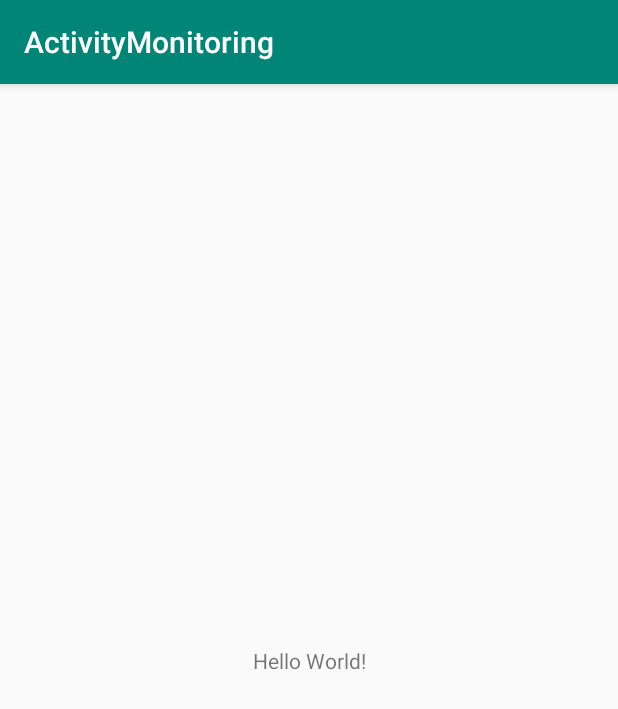
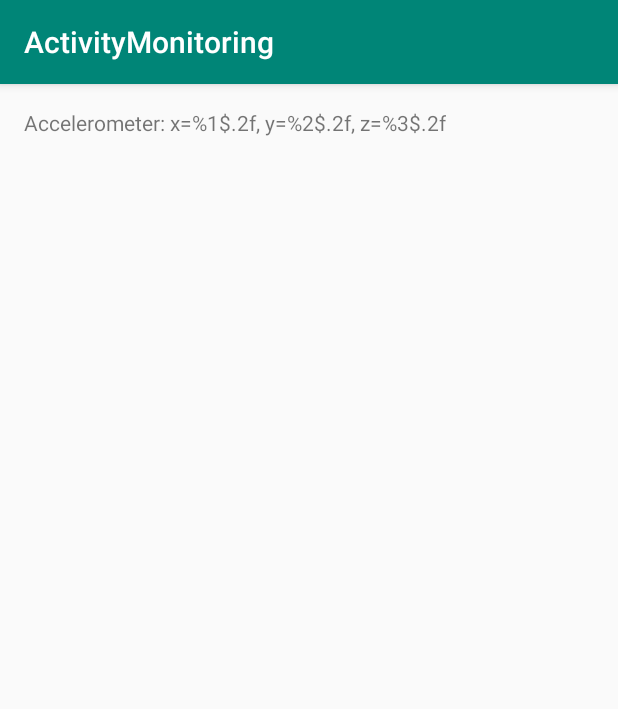
Before and after one commit to oli415/MCLabSS19, an Android app: the screen it shows after launch (MainActivity), on a phone screen of 412 x 824 dp. Shown: the top 709 px of the screen. Run offline under Robolectric (Android 15) with nearby library versions, the light colour scheme and no system bars.

Commit message:
added basic accelerometer sensor reading

```diff
--- a/app/src/main/java/com/example/activitymonitoring/MainActivity.java
+++ b/app/src/main/java/com/example/activitymonitoring/MainActivity.java
@@ -1,13 +1,91 @@
 package com.example.activitymonitoring;
 
+import android.content.Context;
+import android.hardware.Sensor;
+import android.hardware.SensorEvent;
+import android.hardware.SensorEventListener;
+import android.hardware.SensorManager;
 import android.support.v7.app.AppCompatActivity;
 import android.os.Bundle;
+import android.widget.TextView;
 
-public class MainActivity extends AppCompatActivity {
+import java.util.List;
+
+public class MainActivity
+    extends AppCompatActivity implements SensorEventListener {
+
+
+    private SensorManager mSensorManager;
+
+
+    private Sensor mAccelerometer;
+
+    // TextViews to display current sensor values
+    private TextView mTextSensorAccelerometer;
+
 
     @Override
     protected void onCreate(Bundle savedInstanceState) {
         super.onCreate(savedInstanceState);
         setContentView(R.layout.activity_main);
+
+        mSensorManager = (SensorManager) getSystemService(Context.SENSOR_SERVICE);
+
+        mTextSensorAccelerometer = (TextView) findViewById(R.id.label_acceleromter);
+
+        // assign sensor instances
+        mAccelerometer = mSensorManager.getDefaultSensor(Sensor.TYPE_ACCELEROMETER);
+
+        // Get the error message from string resources.
+        String sensor_error = getResources().getString(R.string.error_no_sensor);
+
+        // If either mSensorLight or mSensorProximity are null, those sensors
+        // are not available in the device.  Set the text to the error message
+        if (mTextSensorAccelerometer == null) {
+            mTextSensorAccelerometer.setText(sensor_error);
+        }
+
+    }
+
+
+    @Override
+    protected void onStart() {
+        super.onStart();
+
+        if (mAccelerometer != null) {
+            mSensorManager.registerListener(this, mAccelerometer,
+                    SensorManager.SENSOR_DELAY_NORMAL);
+        }
+    }
+
+    @Override
+    protected void onStop() {
+        super.onStop();
+        mSensorManager.unregisterListener(this);
+    }
+
+    @Override
+    public void onSensorChanged(SensorEvent sensorEvent) {
+        int sensorType;
+        sensorType = sensorEvent.sensor.getType();
+        double x, y, z;
+
+        switch (sensorType) {
+            case Sensor.TYPE_ACCELEROMETER:
+                x = sensorEvent.values[0];
+                y = sensorEvent.values[1];
+                z = sensorEvent.values[2];
+                mTextSensorAccelerometer.setText(getResources().getString(
+                    R.string.label_accelerometer, x, y, z));
+
+            default:
+                // do nothing
+}
+
+    }
+
+    @Override
+    public void onAccuracyChanged(Sensor sensor, int i) {
+
     }
 }
--- a/app/src/main/res/layout/activity_main.xml
+++ b/app/src/main/res/layout/activity_main.xml
@@ -1,18 +1,19 @@
 <?xml version="1.0" encoding="utf-8"?>
-<android.support.constraint.ConstraintLayout xmlns:android="http://schemas.android.com/apk/res/android"
+<android.support.constraint.ConstraintLayout
+    xmlns:android="http://schemas.android.com/apk/res/android"
     xmlns:app="http://schemas.android.com/apk/res-auto"
     xmlns:tools="http://schemas.android.com/tools"
     android:layout_width="match_parent"
     android:layout_height="match_parent"
+    android:layout_margin="16dp"
     tools:context=".MainActivity">
 
+
     <TextView
+        android:id="@+id/label_acceleromter"
         android:layout_width="wrap_content"
         android:layout_height="wrap_content"
-        android:text="Hello World!"
-        app:layout_constraintBottom_toBottomOf="parent"
+        android:text="@string/label_accelerometer"
         app:layout_constraintLeft_toLeftOf="parent"
-        app:layout_constraintRight_toRightOf="parent"
-        app:layout_constraintTop_toTopOf="parent" />
-
+        tools:layout_editor_absoluteY="16dp" />
 </android.support.constraint.ConstraintLayout>
--- a/app/src/main/res/values/strings.xml
+++ b/app/src/main/res/values/strings.xml
@@ -1,3 +1,5 @@
 <resources>
-    <string name="app_name">ActivityMonitoring</string>
+<string name="app_name">ActivityMonitoring</string>
+<string name="label_accelerometer">Accelerometer: x=%1$.2f, y=%2$.2f, z=%3$.2f</string>
+<string name="error_no_sensor">No sensor</string>
 </resources>
```
